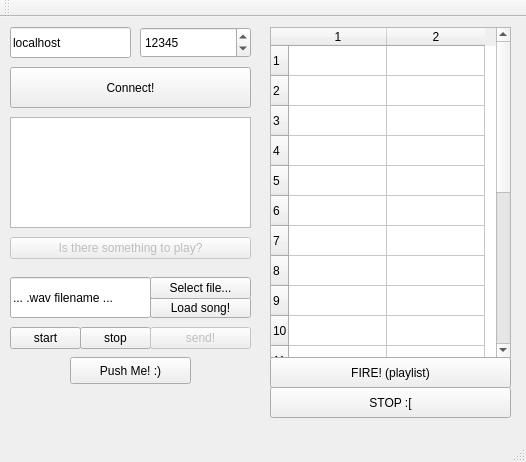
This is QtClient - basics/AudioClient/clientwindow.ui in zkatzen/sk2-projekt as Qt 5 draws it before an edit. The edited form follows.
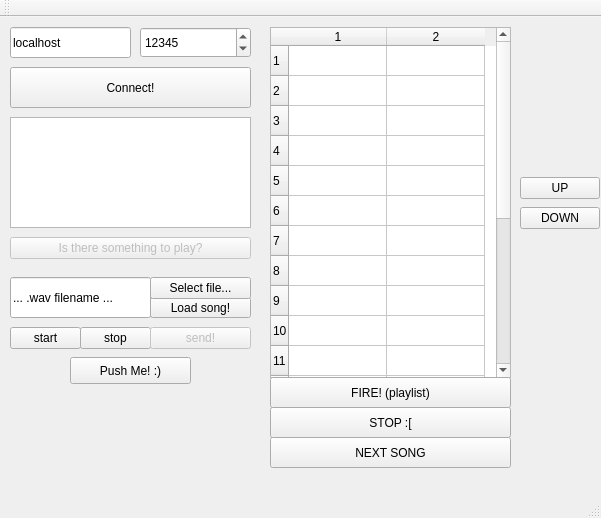
This is the edited form. Icons and pictures are not drawn.

Diff of the .ui file:
```diff
--- a/QtClient - basics/AudioClient/clientwindow.ui
+++ b/QtClient - basics/AudioClient/clientwindow.ui
@@ -6,8 +6,8 @@
    <rect>
     <x>0</x>
     <y>0</y>
-    <width>526</width>
-    <height>462</height>
+    <width>601</width>
+    <height>518</height>
    </rect>
   </property>
   <property name="windowTitle">
@@ -169,7 +169,7 @@
       <x>270</x>
       <y>10</y>
       <width>241</width>
-      <height>331</height>
+      <height>351</height>
      </rect>
     </property>
     <property name="rowCount">
@@ -221,7 +221,7 @@
     <property name="geometry">
      <rect>
       <x>270</x>
-      <y>340</y>
+      <y>360</y>
       <width>241</width>
       <height>31</height>
      </rect>
@@ -234,7 +234,7 @@
     <property name="geometry">
      <rect>
       <x>270</x>
-      <y>370</y>
+      <y>390</y>
       <width>241</width>
       <height>31</height>
      </rect>
@@ -243,6 +243,53 @@
      <string>STOP :[</string>
     </property>
    </widget>
+   <widget class="QPushButton" name="nextSongButton">
+    <property name="geometry">
+     <rect>
+      <x>270</x>
+      <y>420</y>
+      <width>241</width>
+      <height>31</height>
+     </rect>
+    </property>
+    <property name="text">
+     <string>NEXT SONG</string>
+    </property>
+   </widget>
+   <widget class="QPushButton" name="upButton">
+    <property name="geometry">
+     <rect>
+      <x>520</x>
+      <y>160</y>
+      <width>80</width>
+      <height>22</height>
+     </rect>
+    </property>
+    <property name="text">
+     <string>UP</string>
+    </property>
+    <property name="icon">
+     <iconset>
+      <normaloff>../up.png</normaloff>../up.png</iconset>
+    </property>
+   </widget>
+   <widget class="QPushButton" name="downButton">
+    <property name="geometry">
+     <rect>
+      <x>520</x>
+      <y>190</y>
+      <width>80</width>
+      <height>22</height>
+     </rect>
+    </property>
+    <property name="text">
+     <string>DOWN</string>
+    </property>
+    <property name="icon">
+     <iconset>
+      <normaloff>../down.png</normaloff>../down.png</iconset>
+    </property>
+   </widget>
   </widget>
   <widget class="QMenuBar" name="menuBar">
    <property name="geometry">
```
Left out of the diff: 4 changed lines with no effect on the pictures.
